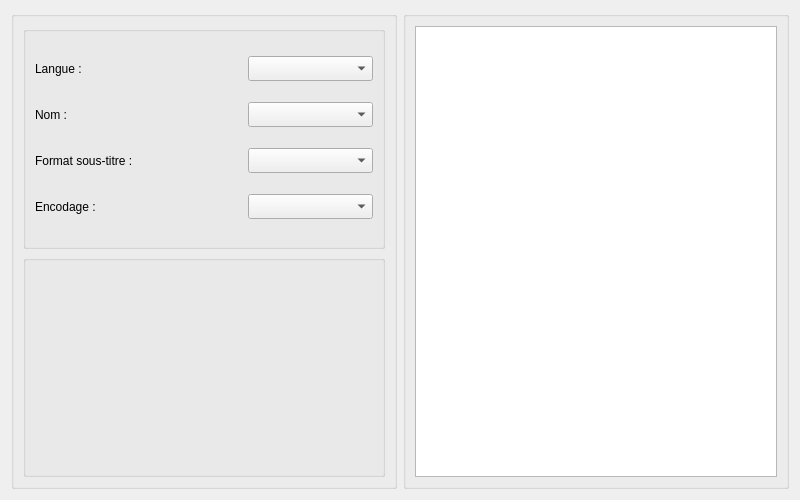
Above: src/View/subtitlepane.ui from cinemaouvert/OCT before the change. Below: the same form after it.
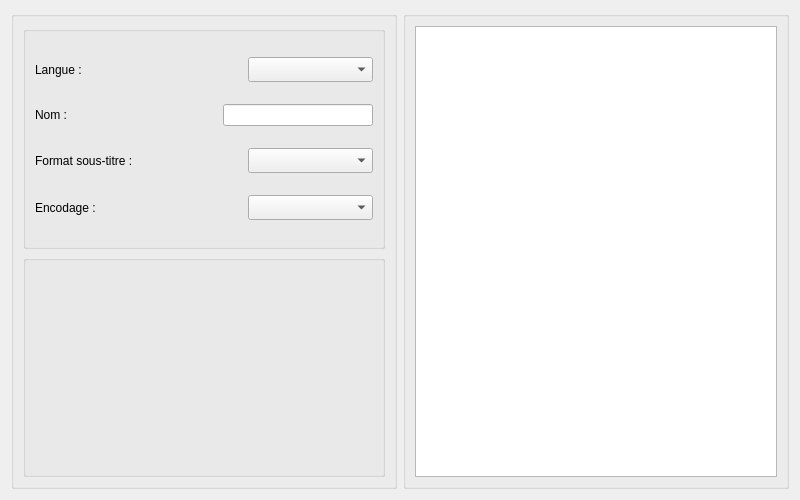
That is the form after the change. Custom widgets are drawn as their Qt base class.

The edit to the form file:
```diff
--- a/src/View/subtitlepane.ui
+++ b/src/View/subtitlepane.ui
@@ -98,21 +98,18 @@
             </spacer>
            </item>
            <item>
-            <widget class="QComboBox" name="comboBox_Name">
-             <property name="sizePolicy">
-              <sizepolicy hsizetype="Fixed" vsizetype="Fixed">
-               <horstretch>0</horstretch>
-               <verstretch>0</verstretch>
-              </sizepolicy>
-             </property>
+            <widget class="QLineEdit" name="lineEdit_Name">
              <property name="minimumSize">
               <size>
                <width>125</width>
-               <height>25</height>
+               <height>0</height>
               </size>
              </property>
-             <property name="sizeAdjustPolicy">
-              <enum>QComboBox::AdjustToMinimumContentsLength</enum>
+             <property name="baseSize">
+              <size>
+               <width>125</width>
+               <height>0</height>
+              </size>
              </property>
             </widget>
            </item>
```
